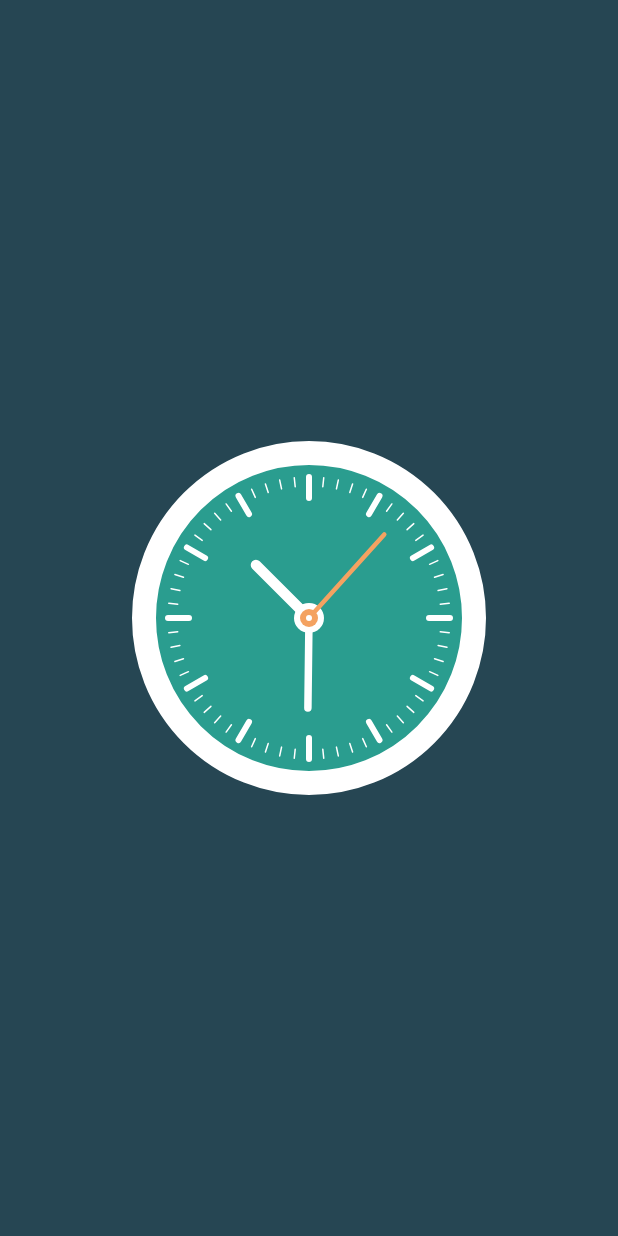
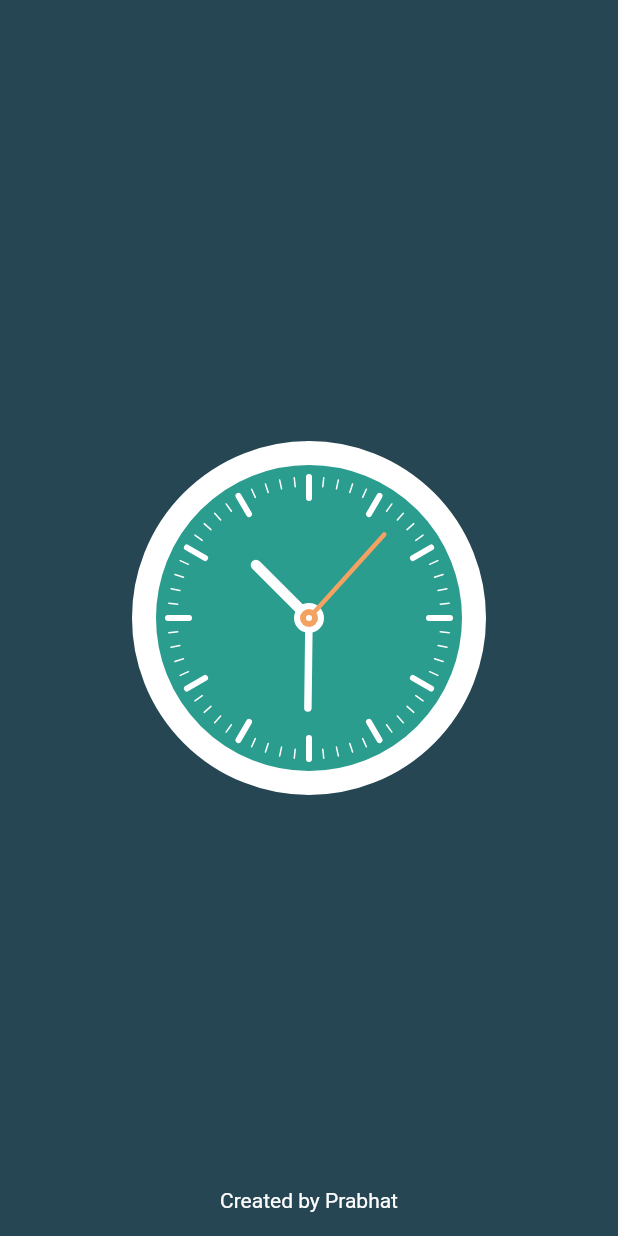
Before and after one commit to iPrabhat404/flutter_clock, a Flutter app: the screen it shows after launch, on a phone screen of 412 x 824 dp. Run offline on Flutter 3.47's test engine with Material 2 defaults, Android fonts, the phone set to English and light mode, and no system bars.

Commit message:
Fixed Thigs

```diff
--- a/lib/main.dart
+++ b/lib/main.dart
@@ -13,6 +13,7 @@ class MyApp extends StatelessWidget {
   Widget build(BuildContext context) {
     return MaterialApp(
       title: 'Flutter Clock',
+      debugShowCheckedModeBanner: false,
       theme: ThemeData(
         primarySwatch: Colors.blue,
         visualDensity: VisualDensity.adaptivePlatformDensity,
@@ -36,12 +37,34 @@ class _MyHomePageState extends State<MyHomePage> {
   Widget build(BuildContext context) {
     return Scaffold(
       body: Container(
+        height: MediaQuery.of(context).size.height,
         alignment: Alignment.center,
         color: AppColors.colorPrimaryDark,
-        child: Stack(
+        child: Column(
+          mainAxisAlignment: MainAxisAlignment.spaceAround,
           children: [
-            CustomClockBg(),
-            CustomClock(),
+            Expanded(
+              child: Stack(
+                children: [
+                  Center(child: CustomClockBg()),
+                  Center(child: CustomClock()),
+                  Positioned(
+                    bottom: 16,
+                    left: 0,
+                    right: 0,
+                    child: Align(
+                      alignment: Alignment.center,
+                      child: Text(
+                        "Created by Prabhat",
+                        style: TextStyle(
+                          color: AppColors.white,
+                        ),
+                      ),
+                    ),
+                  )
+                ],
+              ),
+            ),
           ],
         ),
       ),
--- a/lib/widgets/custom_clock.dart
+++ b/lib/widgets/custom_clock.dart
@@ -69,9 +69,6 @@ class CustomClockPainter extends CustomPainter {
     var centerSecDotBrush = Paint()..color = AppColors.colorAccent;
     var centerSecUpDotBrush = Paint()..color = Colors.white;
 
-    var centerMinDotBrush = Paint()..color = AppColors.colorAccent;
-    var centerHourDotBrush = Paint()..color = AppColors.colorAccentDark;
-
     var secHandBrush = Paint()
       ..color = AppColors.colorAccent
       ..style = PaintingStyle.stroke
@@ -90,13 +87,13 @@ class CustomClockPainter extends CustomPainter {
       ..strokeWidth = 7.0
       ..strokeCap = StrokeCap.round;
 
-    // canvas.drawCircle(center, 12, centerDotBrush);
+
 
     var hourHandX = centerX + 50 * cos((dateTime.hour * 30 + dateTime.minute * 0.5) * pi / 180);
     var hourHandY = centerY + 50 * sin((dateTime.hour * 30 + dateTime.minute * 0.5) * pi / 180);
     canvas.drawLine(center, Offset(hourHandX, hourHandY), hourHandBrush);
 
-    // canvas.drawCircle(center, 8, centerDotBrush);
+
 
     var minHandX = centerX + 60 * cos((dateTime.minute * 6 + dateTime.second * 0.1) * pi / 180);
     var minHandY = centerY + 60 * sin((dateTime.minute * 6 + dateTime.second * 0.1) * pi / 180);
```
